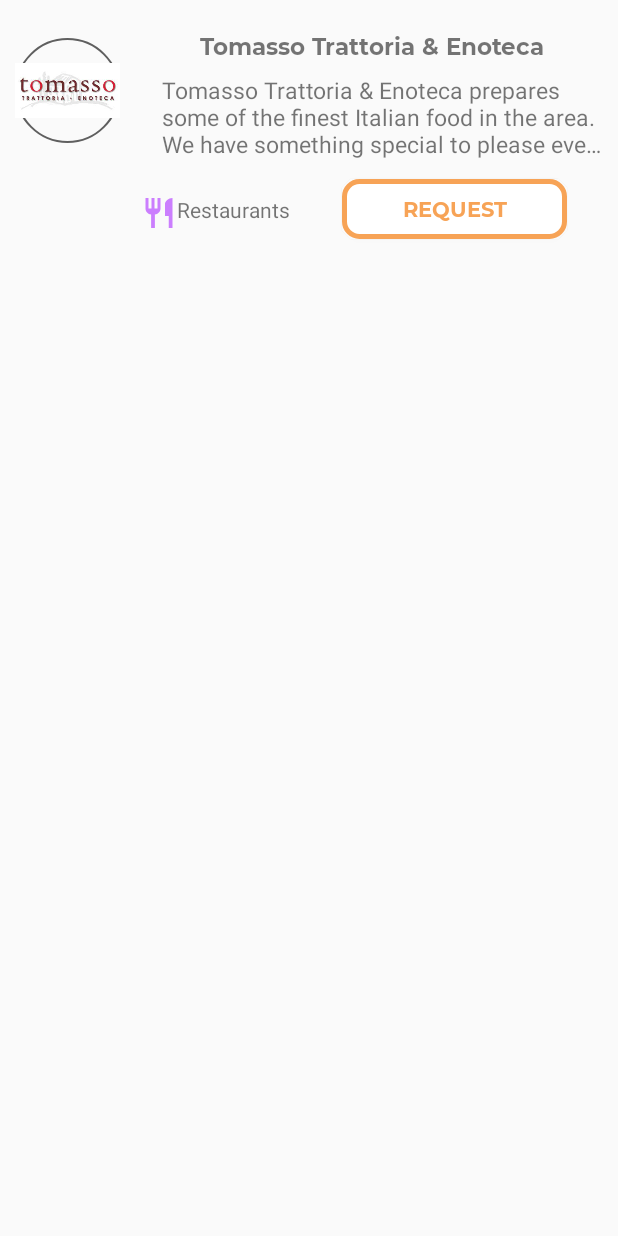
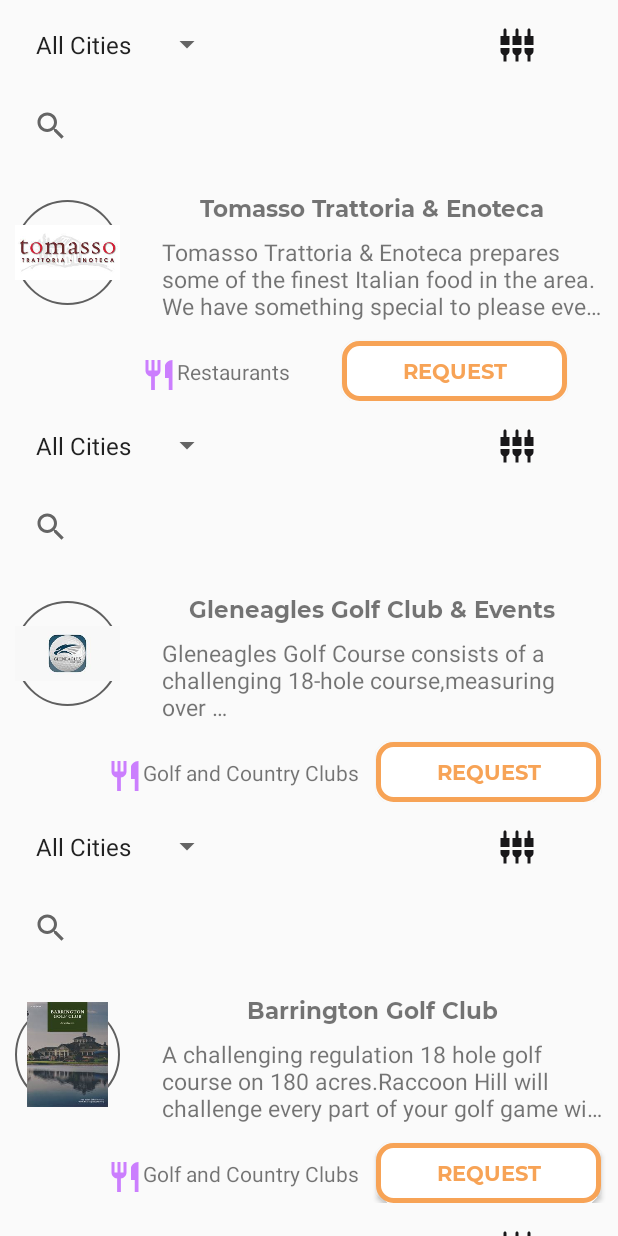
Before and after one commit to LAdamyan/main, an Android app: the ListActivity screen opened directly, with no data from a screen before it, on a phone screen of 412 x 824 dp. Run offline under Robolectric (Android 15) with nearby library versions, the light colour scheme and no system bars.

Commit message:
homework10

```diff
--- a/app/src/main/java/com/example/myapplication/Entertainments.java
+++ b/app/src/main/java/com/example/myapplication/Entertainments.java
@@ -63,11 +63,34 @@
     public static List<Entertainments> getEntertainments(){
        ArrayList<Entertainments>entertainmentsArrayList = new ArrayList<>();
        entertainmentsArrayList.add(new Entertainments(R.drawable.tomasso,
-                                                      " Tomasso Trattoria & Enoteca",
+               " Tomasso Trattoria & Enoteca",
                "Tomasso Trattoria & Enoteca prepares\n" +
-                       "some of the finest Italian food in the area.\n" + "We have something special to please ever..."
-                           ,"Restaurants","Request"));
-               return entertainmentsArrayList;
+                       "some of the finest Italian food in the area.\n"
+                       + "We have something special to please ever..."
+                           ,"Restaurants",
+                           "Request"));
+        entertainmentsArrayList.add(new Entertainments(R.drawable.glen_eagles_golf,
+                " Gleneagles Golf Club & Events",
+                "Gleneagles Golf Course consists of a \n" +
+                        "challenging 18-hole course,measuring over \n"
+                        + "6,500 yards from the blue trees.The Course..."
+                ,"Golf and Country Clubs",
+                "Request"));
+        entertainmentsArrayList.add(new Entertainments(R.drawable.barrington_golf_club,
+                " Barrington Golf Club",
+                "A challenging regulation 18 hole golf\n" +
+                        "course on 180 acres.Raccoon Hill will\n"
+                        + "challenge every part of your golf game wit..."
+                ,"Golf and Country Clubs",
+                "Request"));
+        entertainmentsArrayList.add(new Entertainments(R.drawable.ellswooth_golf_club,
+                " Ellsworth Meadows Golf Club",
+                "TEllsworth Meadows Golf Club is open to\n" +
+                        "the public,located in Hudson,OH Please \n"
+                        + "inquire about golf membersships.Call(330...)"
+                ,"Golf and Country Clubss",
+                "Request"));
+                          return entertainmentsArrayList;
 
 
    }
--- /dev/null
+++ b/app/src/main/res/drawable/ic_baseline_golf_course_24.xml
@@ -0,0 +1,6 @@
+<vector android:height="24dp" android:tint="#C4F0FF"
+    android:viewportHeight="24" android:viewportWidth="24"
+    android:width="24dp" xmlns:android="http://schemas.android.com/apk/res/android">
+    <path android:fillColor="@android:color/white" android:pathData="M19.5,19.5m-1.5,0a1.5,1.5 0,1 1,3 0a1.5,1.5 0,1 1,-3 0"/>
+    <path android:fillColor="@android:color/white" android:pathData="M17,5.92L9,2v18H7v-1.73c-1.79,0.35 -3,0.99 -3,1.73 0,1.1 2.69,2 6,2s6,-0.9 6,-2c0,-0.99 -2.16,-1.81 -5,-1.97V8.98l6,-3.06z"/>
+</vector>
--- /dev/null
+++ b/app/src/main/res/drawable/ic_baseline_settings_input_composite_24.xml
@@ -0,0 +1,5 @@
+<vector android:height="24dp" android:tint="#19181A"
+    android:viewportHeight="24" android:viewportWidth="24"
+    android:width="24dp" xmlns:android="http://schemas.android.com/apk/res/android">
+    <path android:fillColor="@android:color/white" android:pathData="M5,2c0,-0.55 -0.45,-1 -1,-1s-1,0.45 -1,1v4L1,6v6h6L7,6L5,6L5,2zM9,16c0,1.3 0.84,2.4 2,2.82L11,23h2v-4.18c1.16,-0.41 2,-1.51 2,-2.82v-2L9,14v2zM1,16c0,1.3 0.84,2.4 2,2.82L3,23h2v-4.18C6.16,18.4 7,17.3 7,16v-2L1,14v2zM21,6L21,2c0,-0.55 -0.45,-1 -1,-1s-1,0.45 -1,1v4h-2v6h6L23,6h-2zM13,2c0,-0.55 -0.45,-1 -1,-1s-1,0.45 -1,1v4L9,6v6h6L15,6h-2L13,2zM17,16c0,1.3 0.84,2.4 2,2.82L19,23h2v-4.18c1.16,-0.41 2,-1.51 2,-2.82v-2h-6v2z"/>
+</vector>
--- a/app/src/main/res/layout/list_activity.xml
+++ b/app/src/main/res/layout/list_activity.xml
@@ -1,12 +1,16 @@
 <?xml version="1.0" encoding="utf-8"?>
 <androidx.constraintlayout.widget.ConstraintLayout xmlns:android="http://schemas.android.com/apk/res/android"
     android:layout_width="match_parent"
-    android:layout_height="match_parent">
+    android:layout_height="match_parent"
+    xmlns:tools="http://schemas.android.com/tools"
+    xmlns:app="http://schemas.android.com/apk/res-auto">
 
 
     <androidx.recyclerview.widget.RecyclerView
         android:id="@+id/recycleView"
         android:layout_width="match_parent"
-        android:layout_height="match_parent"/>
+        android:layout_height="0dp"
+        app:layout_constraintTop_toTopOf="parent"
+        app:layout_constraintBottom_toBottomOf="parent"/>
 
 </androidx.constraintlayout.widget.ConstraintLayout>
--- a/app/src/main/res/layout/recycle_view_item.xml
+++ b/app/src/main/res/layout/recycle_view_item.xml
@@ -1,11 +1,43 @@
 <?xml version="1.0" encoding="utf-8"?>
-<androidx.constraintlayout.widget.ConstraintLayout
-    xmlns:android="http://schemas.android.com/apk/res/android"
+<androidx.constraintlayout.widget.ConstraintLayout xmlns:android="http://schemas.android.com/apk/res/android"
     xmlns:app="http://schemas.android.com/apk/res-auto"
-    xmlns:tools="http://schemas.android.com/tools"
     android:layout_width="match_parent"
-    android:layout_height="match_parent"
-    >
+    android:layout_height="wrap_content">
+
+    <androidx.appcompat.widget.Toolbar
+        android:id="@+id/listVew_toolbar"
+        android:layout_width="match_parent"
+        android:layout_height="@dimen/sixty_dp"
+        app:layout_constraintEnd_toEndOf="parent"
+        app:layout_constraintStart_toStartOf="parent"
+        app:layout_constraintTop_toTopOf="parent">
+
+        <androidx.appcompat.widget.AppCompatSpinner
+            android:id="@+id/spinner_cities"
+            android:layout_width="wrap_content"
+            android:layout_height="@dimen/fifty_dp"
+            android:entries="@array/cities_array" />
+
+        <androidx.appcompat.widget.AppCompatImageView
+            android:id="@+id/toolbar_settings"
+            android:layout_width="wrap_content"
+            android:layout_height="wrap_content"
+            android:layout_marginStart="@dimen/_200dp"
+            android:src="@drawable/ic_baseline_settings_input_composite_24" />
+
+    </androidx.appcompat.widget.Toolbar>
+
+
+    <androidx.appcompat.widget.SearchView
+        android:id="@+id/listView_searchBar"
+        android:layout_width="match_parent"
+        android:layout_height="wrap_content"
+        android:layout_marginStart="@dimen/ten_dp"
+        android:layout_marginEnd="@dimen/ten_dp"
+        app:layout_constraintEnd_toEndOf="parent"
+        app:layout_constraintStart_toStartOf="parent"
+        app:layout_constraintTop_toBottomOf="@id/listVew_toolbar" />
+
 
     <androidx.appcompat.widget.AppCompatImageView
         android:id="@+id/image1"
@@ -16,7 +48,7 @@
         android:background="@drawable/image_radius"
         android:src="@drawable/tomasso"
         app:layout_constraintStart_toStartOf="parent"
-        app:layout_constraintTop_toTopOf="parent" />
+        app:layout_constraintTop_toBottomOf="@id/listView_searchBar" />
 
     <androidx.appcompat.widget.AppCompatTextView
         android:id="@+id/textView_name"
@@ -28,7 +60,7 @@
         android:textSize="@dimen/fifteen_sp"
         app:layout_constraintEnd_toEndOf="parent"
         app:layout_constraintStart_toEndOf="@id/image1"
-        app:layout_constraintTop_toTopOf="parent" />
+        app:layout_constraintTop_toBottomOf="@id/listView_searchBar" />
 
     <androidx.appcompat.widget.AppCompatTextView
         android:id="@+id/textView_text"
@@ -53,12 +85,10 @@
         android:layout_marginTop="@dimen/five_dp"
         android:layout_marginStart="@dimen/sixty_dp"
         android:drawableStart="@drawable/ic_baseline_restaurant_24"
-
         android:text="@string/restaurants"
         app:layout_constraintBottom_toBottomOf="@+id/request1"
         app:layout_constraintEnd_toStartOf="@id/request1"
         app:layout_constraintStart_toStartOf="parent"
-
         app:layout_constraintTop_toBottomOf="@id/textView_text" />
 
     <androidx.appcompat.widget.AppCompatButton
@@ -74,4 +104,6 @@
         app:layout_constraintTop_toBottomOf="@id/textView_text" />
 
 
+
+
    </androidx.constraintlayout.widget.ConstraintLayout>
```
Also changed, not shown: app/src/main/res/drawable/barrington_golf_club.jpg (added), app/src/main/res/drawable/ellswooth_golf_club.png (added), app/src/main/res/drawable/glen_eagles_golf.jpg (added).
